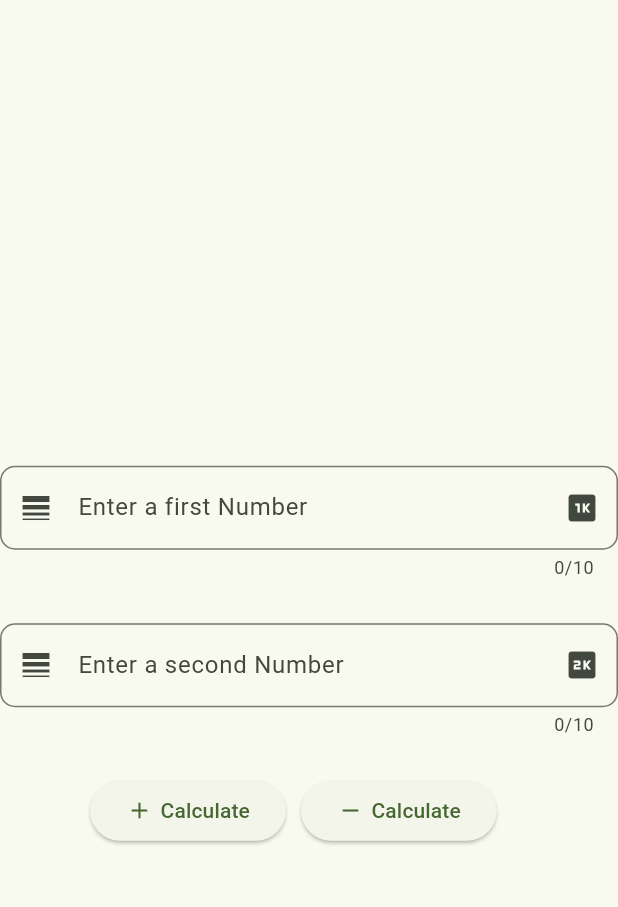
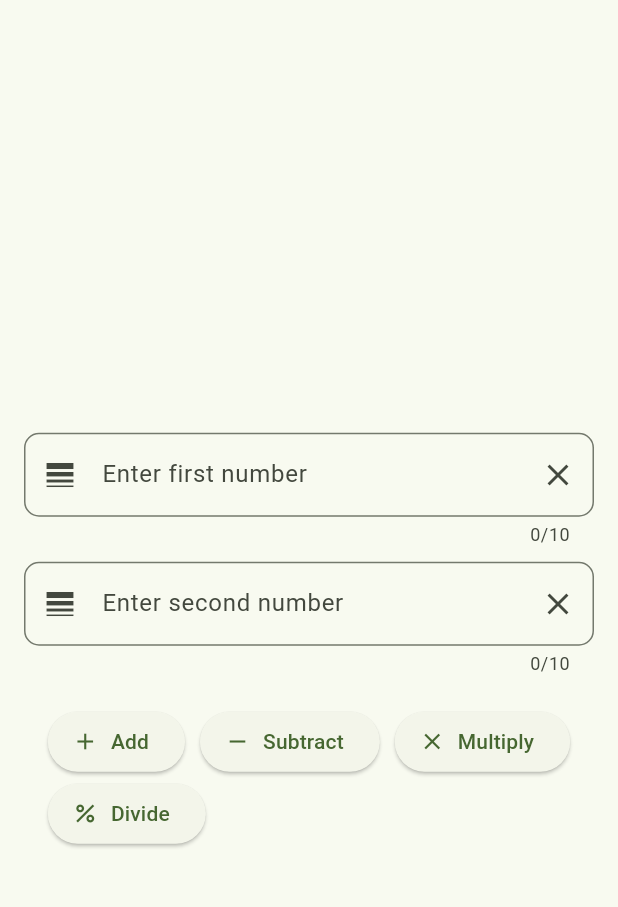
Before and after one commit to Dpi-001/ClassFlutter, a Flutter app: the CalcuText screen opened directly, on a phone screen of 412 x 824 dp, the part 84-991 px from its top. Run offline on Flutter 3.47's test engine with Material 3 defaults, Android fonts, the phone set to English and light mode, and no system bars; our stand-ins replace math_expressions.

Commit message:
Updated with multiply,divide and clear function

```diff
--- a/lib/textfieldcalcu.dart
+++ b/lib/textfieldcalcu.dart
@@ -7,11 +7,11 @@ class CalcuText extends StatefulWidget {
   State<CalcuText> createState() => _CalcuTextState();
 }
 
-// controller ma .clear vaniii xw haii
 class _CalcuTextState extends State<CalcuText> {
   var num1Controller = TextEditingController();
   var num2Controller = TextEditingController();
   var result = "";
+
   @override
   Widget build(BuildContext context) {
     return Scaffold(
@@ -25,118 +25,118 @@ class _CalcuTextState extends State<CalcuText> {
         actions: [IconButton(onPressed: () {}, icon: Icon(Icons.add_comment))],
         backgroundColor: Colors.white,
       ),
-      body: Column(
+      body: Padding(
+        padding: const EdgeInsets.all(16.0),
+        child: Column(
           mainAxisAlignment: MainAxisAlignment.center,
-
           children: [
             Text(
               result,
               style: TextStyle(fontSize: 40, fontWeight: FontWeight.bold),
             ),
-          SizedBox(height: 50),
-          //refacto with size box
-          SizedBox(
-            width: double.infinity,
-            height: 100,
-            child: TextField(
+            SizedBox(height: 30),
+            TextField(
               controller: num1Controller,
               decoration: InputDecoration(
-                labelText: "Enter a first Number",
-
+                labelText: "Enter first number",
                 prefixIcon: Icon(Icons.line_weight),
-                suffixIcon: Icon(Icons.one_k),
-                hintText: "Enter a first Number",
+                suffixIcon: IconButton(
+                  icon: Icon(Icons.clear),
+                  onPressed: () => num1Controller.clear(),
+                ),
+                hintText: "Enter first number",
                 border: OutlineInputBorder(
                   borderRadius: BorderRadius.circular(10),
-                  borderSide: BorderSide(color: Colors.grey),
-                ),
-                floatingLabelBehavior: FloatingLabelBehavior.never,
-              ),
-
-              maxLength: 10,
-              keyboardType: TextInputType.number,
                 ),
               ),
-          SizedBox(height: 5),
+              keyboardType: TextInputType.number,
+              maxLength: 10,
+            ),
+            SizedBox(height: 10),
             TextField(
               controller: num2Controller,
               decoration: InputDecoration(
-              labelText: "Enter a second Number",
-
+                labelText: "Enter second number",
                 prefixIcon: Icon(Icons.line_weight),
-              suffixIcon: Icon(Icons.two_k),
-              hintText: "Enter a second Number",
+                suffixIcon: IconButton(
+                  icon: Icon(Icons.clear),
+                  onPressed: () => num2Controller.clear(),
+                ),
+                hintText: "Enter second number",
                 border: OutlineInputBorder(
                   borderRadius: BorderRadius.circular(10),
-                borderSide: BorderSide(color: Colors.grey),
-              ),
-              floatingLabelBehavior: FloatingLabelBehavior.never,
-            ),
-
-            maxLength: 10,
-            keyboardType: TextInputType.number,
-          ),
-          SizedBox(height: 5),
-
-          SizedBox(height: 20),
-
-          Padding(
-            padding: const EdgeInsets.only(left: 60, right: 40),
-
-            child: Row(
-              children: [
-                ElevatedButton(
-                  onPressed: () {
-                    var num1 = num1Controller.text;
-                    var num2 = num2Controller.text;
-                    if (num1 != "" || num2 != "") {
-                      var result = int.parse(num1) + int.parse(num2);
-                    }
-                    // setState(() {
-                    //     result = "$msg \n\n BMI is ${bmi.toStringAsFixed(2)}";
-                    //   });
-
-                    setState(() {
-                      result = "${int.parse(num1) + int.parse(num2)}";
-                    });
-                    // Perform calculation here
-                  },
-                  child: Row(
-                    mainAxisSize: MainAxisSize.min,
-                    children: [
-                      Icon(Icons.add),
-                      SizedBox(width: 5),
-                      Text("Calculate"),
-                    ],
                 ),
               ),
-                SizedBox(width: 10),
-                ElevatedButton(
+              keyboardType: TextInputType.number,
+              maxLength: 10,
+            ),
+            SizedBox(height: 20),
+            Wrap(
+              spacing: 10,
+              children: [
+                ElevatedButton.icon(
                   onPressed: () {
-                    var num1 = num1Controller.text;
-                    var num2 = num2Controller.text;
-                    if (num1 != "" || num2 != "") {
-                      var result = int.parse(num1) - int.parse(num2);
+                    var num1 = int.tryParse(num1Controller.text);
+                    var num2 = int.tryParse(num2Controller.text);
+                    if (num1 != null && num2 != null) {
+                      setState(() {
+                        result = "${num1 + num2}";
+                      });
                     }
+                  },
+                  icon: Icon(Icons.add),
+                  label: Text("Add"),
+                ),
+                ElevatedButton.icon(
+                  onPressed: () {
+                    var num1 = int.tryParse(num1Controller.text);
+                    var num2 = int.tryParse(num2Controller.text);
+                    if (num1 != null && num2 != null) {
                       setState(() {
-                      result = " ${int.parse(num1) - int.parse(num2)}";
+                        result = "${num1 - num2}";
                       });
-                    // Perform calculation here
+                    }
                   },
-                  child: Row(
-                    mainAxisSize: MainAxisSize.min,
-                    children: [
-                      Icon(Icons.remove),
-                      SizedBox(width: 5),
-                      Text("Calculate"),
+                  icon: Icon(Icons.remove),
+                  label: Text("Subtract"),
+                ),
+                ElevatedButton.icon(
+                  onPressed: () {
+                    var num1 = int.tryParse(num1Controller.text);
+                    var num2 = int.tryParse(num2Controller.text);
+                    if (num1 != null && num2 != null) {
+                      setState(() {
+                        result = "${num1 * num2}";
+                      });
+                    }
+                  },
+                  icon: Icon(Icons.close),
+                  label: Text("Multiply"),
+                ),
+                ElevatedButton.icon(
+                  onPressed: () {
+                    var num1 = double.tryParse(num1Controller.text);
+                    var num2 = double.tryParse(num2Controller.text);
+                    if (num1 != null && num2 != null) {
+                      if (num2 == 0) {
+                        setState(() {
+                          result = "Cannot divide by zero";
+                        });
+                      } else {
+                        setState(() {
+                          result = (num1 / num2).toStringAsFixed(2);
+                        });
+                      }
+                    }
+                  },
+                  icon: Icon(Icons.percent),
+                  label: Text("Divide"),
+                ),
               ],
-                  ),
             ),
           ],
         ),
       ),
-        ],
-      ),
     );
   }
 }
```
Lines whose indentation alone changed are shown as unchanged.
